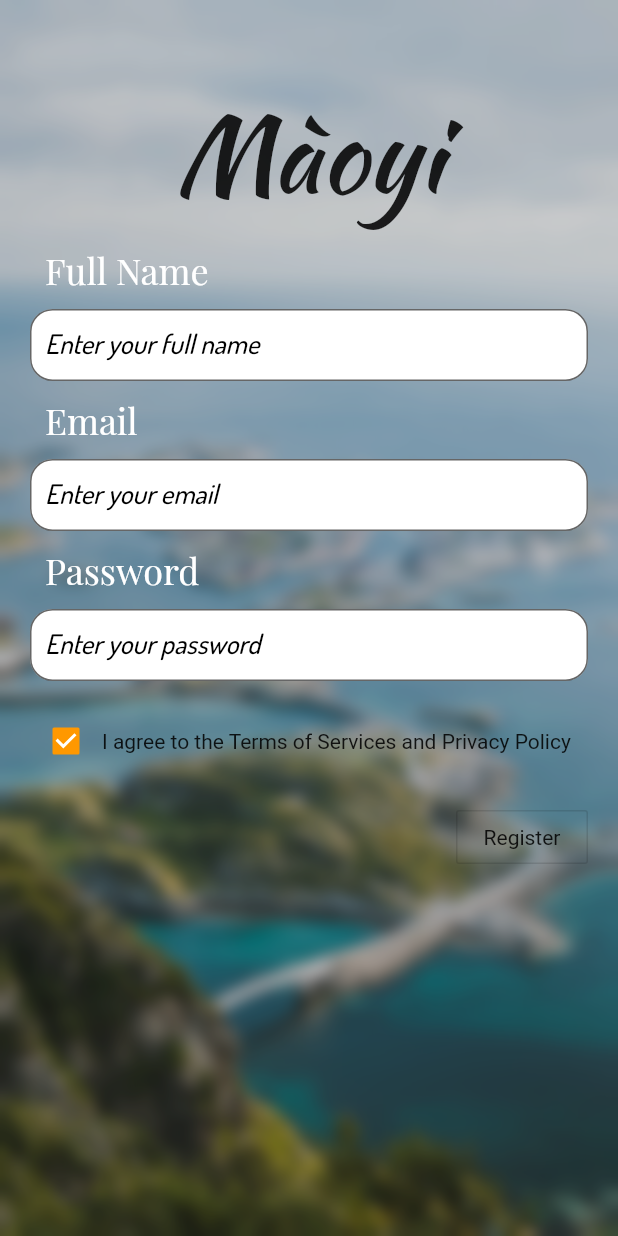
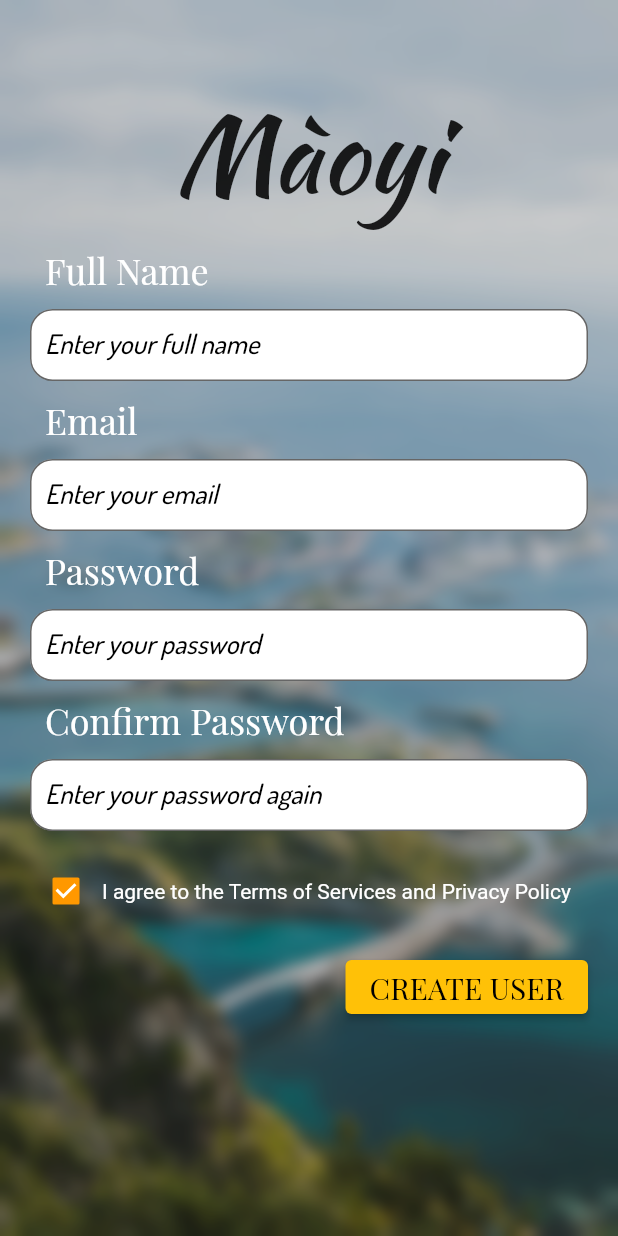
Before and after one commit to Fish-app/mobile-app, a Flutter app: the screen it shows after launch, on a phone screen of 412 x 824 dp. Run offline on Flutter 3.47's test engine with Material 2 defaults, Android fonts, the phone set to English and light mode, and no system bars; accounts and stored records are empty; generated files the repository leaves out were written again.

Commit message:
Create user now works with the server

```diff
--- a/lib/components/form/register_user_form.dart
+++ /dev/null
@@ -1,80 +0,0 @@
-import 'package:flutter/material.dart';
-import 'package:maoyi/generated/fonts.gen.dart';
-import 'package:maoyi/widgets/formfield_auth.dart';
-
-class RegisterUserForm extends StatefulWidget {
-  const RegisterUserForm({Key key}) : super(key: key);
-
-  @override
-  _RegisterUserFormState createState() => _RegisterUserFormState();
-}
-
-class _RegisterUserFormState extends State<RegisterUserForm> {
-  final _formKey = GlobalKey<FormState>();
-  bool _agreedToTOS = true;
-
-@override
-Widget build(BuildContext context) {
-  return Form(
-      key: _formKey,
-      child: Column(
-        //padding: EdgeInsets.symmetric(horizontal: 20.0),
-          crossAxisAlignment: CrossAxisAlignment.stretch,
-          children: <Widget>[
-            FormFieldAuth("Full Name", "Enter your full name",
-              keyboardType: TextInputType.name,
-            ),
-            FormFieldAuth("Email", "Enter your email",
-              keyboardType: TextInputType.emailAddress,
-            ),
-            FormFieldAuth("Password", "Enter your password",
-              keyboardType: TextInputType.text,
-              isObscured: true,
-            ),
-            Padding(
-              padding: const EdgeInsets.symmetric(vertical: 16.0),
-              child: Row(
-                children: <Widget>[
-                  Checkbox(
-                      value: _agreedToTOS,
-                      onChanged: _setAgreedToTOS
-                  ),
-                  GestureDetector(
-                    onTap: () => _setAgreedToTOS(!_agreedToTOS),
-                    child: const Text(
-                        'I agree to the Terms of Services and Privacy Policy'
-                    ),
-                  )
-                ],
-              ),
-            ),
-            Row(
-              children: <Widget>[
-                const Spacer(),
-                OutlineButton(
-                  highlightedBorderColor: Colors.black,
-                  onPressed: _submittable() ? _submit : null,
-                  child: const Text('Register'),
-                )
-              ],
-            )
-          ]
-      )
-  );
-}
-
-bool _submittable() {
-  return _agreedToTOS;
-}
-
-void _submit() {
-  _formKey.currentState.validate();
-  //TODO: send skjiten tel servern
-}
-
-void _setAgreedToTOS(bool newValue) {
-  setState(() {
-    _agreedToTOS = newValue;
-  });
-}
-}
--- a/lib/constants/api_path.dart
+++ b/lib/constants/api_path.dart
@@ -1,4 +1,4 @@
-const restApiUrl = "aa";
+const restApiUrl = "http://172.30.117.10:8080/api";
 
 /// -- user auth -- ///
 
@@ -21,4 +21,4 @@ const getListing = restApiUrl + "aa";
 
 /// -- user register -- ///
 
-const createUserEndpoint = restApiUrl + "aa";
+const createUserEndpoint = restApiUrl + "/authentication/create";
--- a/lib/pages/register/new_user_form_data.dart
+++ b/lib/pages/register/new_user_form_data.dart
@@ -1,4 +1,4 @@
-class NewUserFormDate {
+class NewUserFormData {
   String name;
   String password;
   String email;
--- /dev/null
+++ b/lib/utils/form/register_user_form.dart
@@ -0,0 +1,151 @@
+import 'dart:io';
+
+import 'package:flutter/material.dart';
+import 'package:maoyi/config/routes/routes.dart';
+import 'package:maoyi/generated/fonts.gen.dart';
+import 'package:maoyi/pages/register/new_user_form_data.dart';
+import 'package:maoyi/utils/services/auth_service.dart';
+import 'package:maoyi/utils/services/maoyi_rest_client.dart';
+import 'package:maoyi/widgets/formfield_auth.dart';
+import 'package:maoyi/utils/form/form_validators.dart';
+import 'package:maoyi/config/themes/theme_config.dart';
+
+class RegisterUserForm extends StatefulWidget {
+  RegisterUserForm({Key key}) : super(key: key);
+  final authService = AuthService(MaoyiRestClient());
+
+  @override
+  _RegisterUserFormState createState() => _RegisterUserFormState();
+}
+
+class _RegisterUserFormState extends State<RegisterUserForm> {
+  final _formKey = GlobalKey<FormState>();
+  bool _agreedToTOS = true;
+  NewUserFormData _newUserFormData;
+  String _errorMessage = "";
+
+  @override
+  void initState() {
+    super.initState();
+    _newUserFormData = NewUserFormData();
+  }
+
+  void _handleRegister() async {
+    final FormState formState = _formKey.currentState;
+    setState(() {
+      _errorMessage = "";
+    });
+    formState.save();
+    if (formState.validate()) {
+      try {
+        await widget.authService.createUser(_newUserFormData);
+        Navigator.pushReplacementNamed(context, RouteAuthLogin);
+      } on CreateUserException catch (e) {
+        setState(() {
+          _errorMessage = e.message;
+        });
+      } on HttpException catch (e) {
+        setState(() {
+          _errorMessage = e.message;
+        });
+      }
+    }
+  }
+
+  @override
+  Widget build(BuildContext context) {
+    return Form(
+        key: _formKey,
+        child: Column(
+          //padding: EdgeInsets.symmetric(horizontal: 20.0),
+            crossAxisAlignment: CrossAxisAlignment.stretch,
+            children: <Widget>[
+              FormFieldAuth("Full Name", "Enter your full name",
+                keyboardType: TextInputType.name,
+                onSaved: (newValue) =>
+                {_newUserFormData.name = newValue},
+                validator: (value) {
+                  return validateNotEmptyInput(value);
+                },
+              ),
+              FormFieldAuth("Email", "Enter your email",
+                keyboardType: TextInputType.emailAddress,
+                onSaved: (newValue) =>
+                {_newUserFormData.email = newValue},
+                validator: (value) {
+                  return validateEmail(value);
+                },
+              ),
+              FormFieldAuth("Password", "Enter your password",
+                keyboardType: TextInputType.text,
+                onSaved: (newValue) =>
+                {_newUserFormData.password = newValue},
+                validator: (value) {
+                  return validateLength(value, min: 8);
+                },
+                isObscured: true,
+              ),
+              FormFieldAuth("Confirm Password", "Enter your password again",
+                keyboardType: TextInputType.text,
+                validator: (value) {
+                  return validateEquality(
+                      value, _newUserFormData.password, "password");
+                },
+                isObscured: true,
+              ),
+              Padding(
+                padding: const EdgeInsets.symmetric(vertical: 16.0),
+                child: Row(
+                  children: <Widget>[
+                    Checkbox(
+                        value: _agreedToTOS,
+                        onChanged: _setAgreedToTOS
+                    ),
+                    GestureDetector(
+                      onTap: () => _setAgreedToTOS(!_agreedToTOS),
+                      child: const Text(
+                          'I agree to the Terms of Services and Privacy Policy',
+                        style: TextStyle(
+                          color: Colors.white,
+                        ),
+                      ),
+                    )
+                  ],
+                ),
+              ),
+              Row(
+                children: <Widget>[
+                  const Spacer(),
+                  ElevatedButton(
+                      style: ButtonStyle(
+                        backgroundColor: MaterialStateProperty.all<Color>(Colors.amber)
+                      ),
+                      onPressed: _submittable() ? _handleRegister : null,
+                      child: Text(
+                        'CREATE USER',
+                        style: Theme.of(context).primaryTextTheme.headline5,
+                      )
+                  )
+                ],
+              ),
+              Text(
+               _errorMessage,
+                style: TextStyle(
+                  color: Theme.of(context).errorColor
+                ),
+              )
+            ]
+        )
+    );
+  }
+
+  bool _submittable() {
+    return _agreedToTOS;
+  }
+
+  void _setAgreedToTOS(bool newValue) {
+    setState(() {
+      _agreedToTOS = newValue;
+    });
+  }
+}
--- a/lib/widgets/formfield_auth.dart
+++ b/lib/widgets/formfield_auth.dart
@@ -8,14 +8,16 @@ class FormFieldAuth extends StatefulWidget {
   final String validationMsg;
   final bool isObscured;
   final TextInputType keyboardType;
-  final String validatorObject; //FIXME: Set to validator type
+  final FormFieldValidator<String> validator;
+  final FormFieldSetter<String> onSaved;
 
   const FormFieldAuth(this.title,this.hint,{
     Key key,
     this.isObscured,
     this.validationMsg,
     this.keyboardType,
-    this.validatorObject,
+    this.validator,
+    this.onSaved,
   }) : super(key: key);
 
   @override
@@ -70,6 +72,8 @@ class _FormFieldAuthState extends State<FormFieldAuth> {
                     color: Colors.black
                 )
             ),
+            onSaved: widget.onSaved,
+            validator: widget.validator,
             obscureText: widget.isObscured ?? false,
           ),
         ],
```
Also changed, not shown: lib/pages/register/register_user_page.dart (+2 -12 lines), lib/utils/services/auth_service.dart (+3 -7 lines), lib/utils/form/form_validators.dart (renamed from lib/components/form/form_validators.dart).
